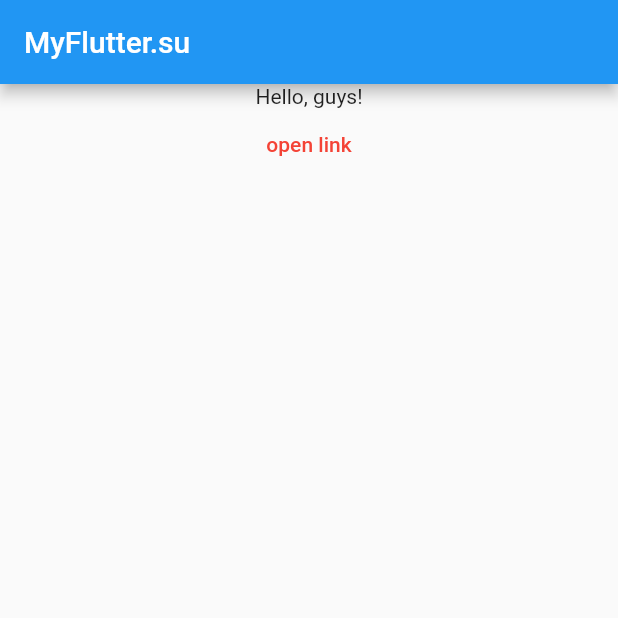
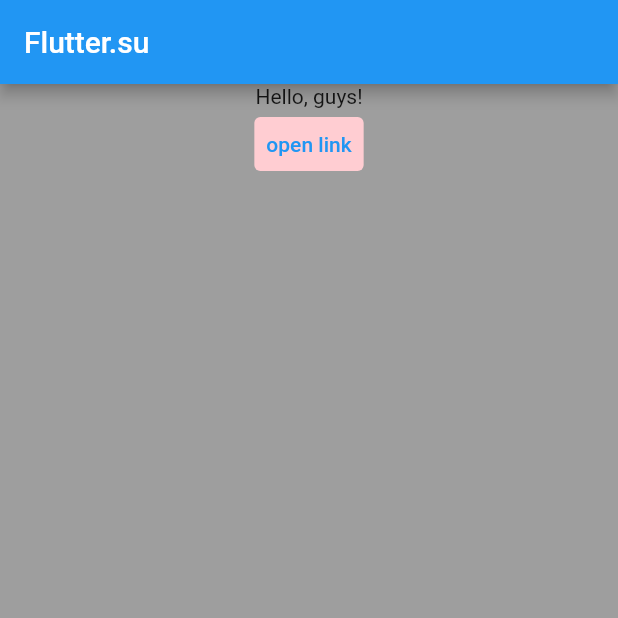
Before and after one commit to MRS88/flutter_projects, a Flutter app: the screen it shows after launch, after a tap on "open link", on a phone screen of 412 x 824 dp, the top half of it. Run offline on Flutter 3.47's test engine with Material 2 defaults, Android fonts, the phone set to English and light mode, and no system bars.

Commit message:
initial commit

```diff
--- a/lib/main.dart
+++ b/lib/main.dart
@@ -1,14 +1,21 @@
 import 'package:flutter/material.dart';
+import 'package:url_launcher/url_launcher.dart';
 
 class MyBody extends StatelessWidget{
   Widget build(BuildContext context) {
+    var textButton = new TextButton(style: ButtonStyle(backgroundColor: MaterialStateProperty.all(Colors.red[100]),),
+        onPressed: () async {
+          const url = 'https://flutter.su/';
+          if (await canLaunch(url)) {
+            await launch(url);
+          } else {
+            throw 'Could not launch $url';
+          }
+        },
+        child: Text('open link'),);
     return new Center(child: new Column(
       children: [
-        new Text('Hello, guys!'),
-        new TextButton(style: ButtonStyle(foregroundColor: MaterialStateProperty.all(Colors.red),
-        ),
-        onPressed: (){},
-        child: Text('open link'),)
+        new Text('Hello, guys!'), textButton
       ]));
   }
 }
@@ -18,8 +25,9 @@ void main() {
     new MaterialApp(
       debugShowCheckedModeBanner: false,
       home: new Scaffold(
-        appBar: new AppBar(title: new Text('MyFlutter.su')),
-        body: new MyBody()
+        appBar: new AppBar(title: new Text('Flutter.su')),
+        body: new MyBody(),
+        backgroundColor: Colors.grey
           )
         )
       );
```
